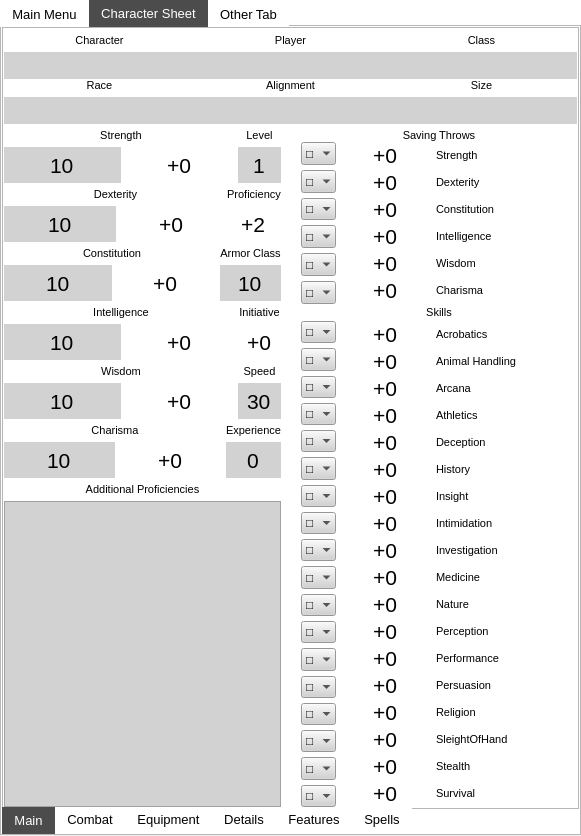
Old version of the form mainwindow.ui in the repository oIIPRESTONIIo/Qt_DnD_5e_Sessions.
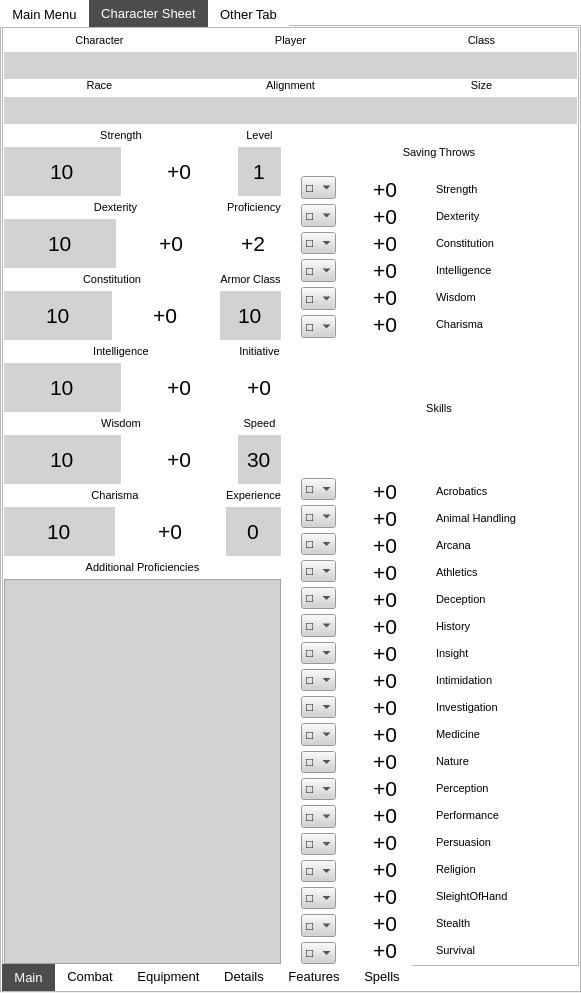
New version of the form.

Commit message: Fixed/Changed character reset code

What changed in the file:
```diff
--- a/mainwindow.ui
+++ b/mainwindow.ui
@@ -6,8 +6,8 @@
    <rect>
     <x>0</x>
     <y>0</y>
-    <width>546</width>
-    <height>720</height>
+    <width>560</width>
+    <height>993</height>
    </rect>
   </property>
   <property name="windowTitle">
@@ -35,6 +35,12 @@
     </property>
     <item row="0" column="0">
      <widget class="QTabWidget" name="tabWidget_MainMenu">
+      <property name="sizePolicy">
+       <sizepolicy hsizetype="Expanding" vsizetype="Expanding">
+        <horstretch>2</horstretch>
+        <verstretch>0</verstretch>
+       </sizepolicy>
+      </property>
       <property name="font">
        <font>
         <family>Nirmala UI</family>
```
The commit also changes 1 other file.
